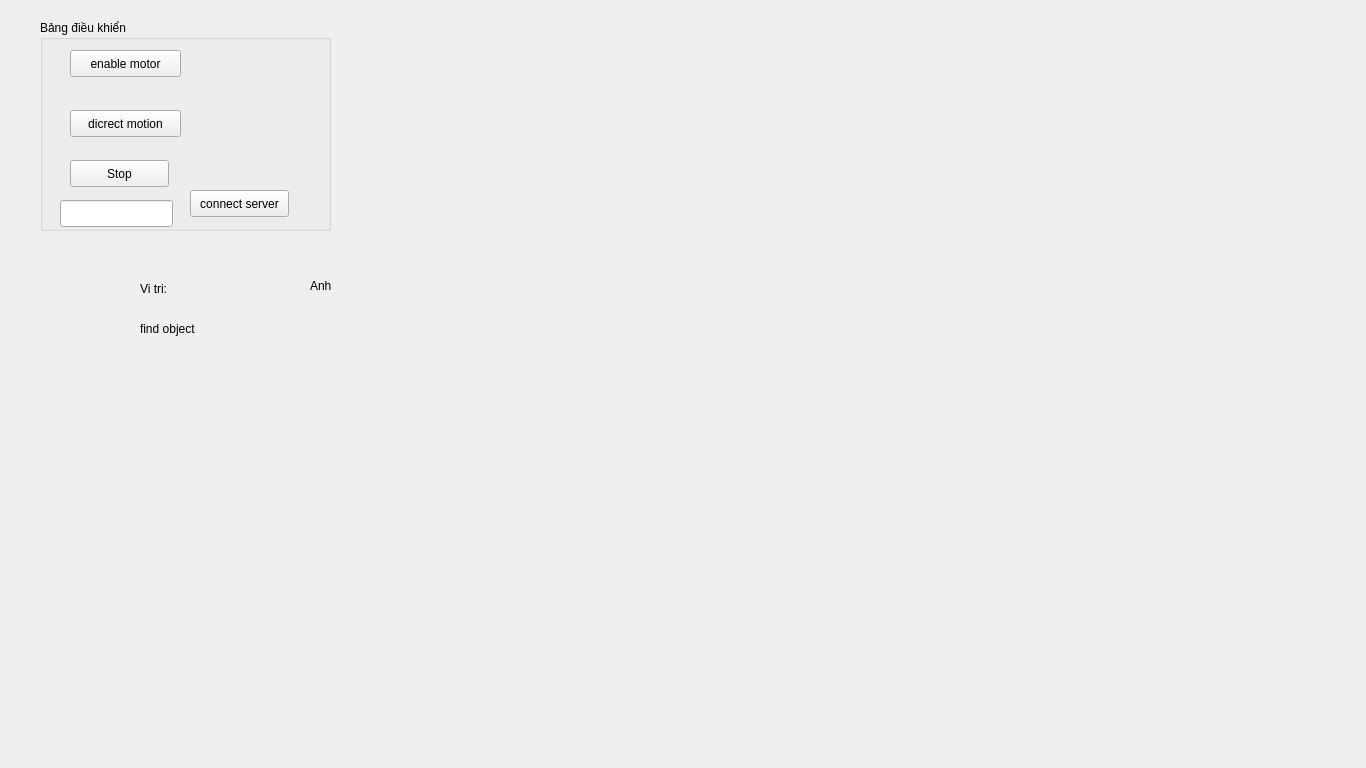
First picture: the form in RobotController/mainwindow.ui, repository quoioln/my-thesis, before the edit.
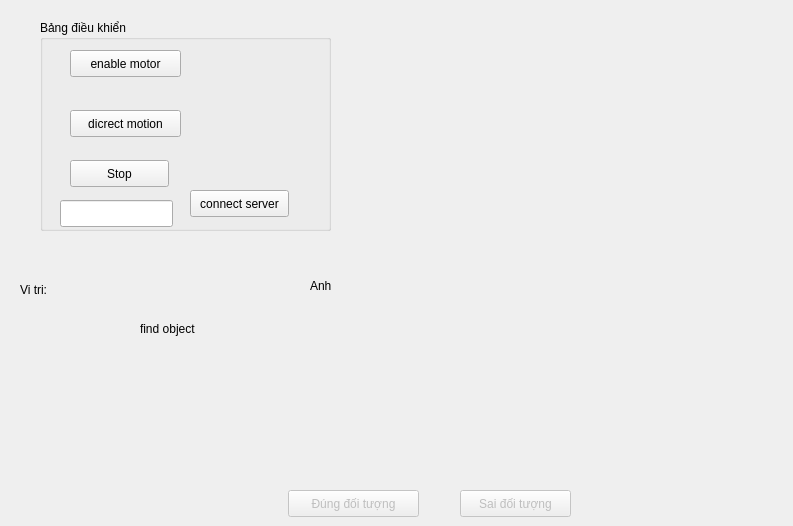
Second picture: the form after the edit.

The edit to the form file:
```diff
--- a/RobotController/mainwindow.ui
+++ b/RobotController/mainwindow.ui
@@ -6,8 +6,8 @@
    <rect>
     <x>0</x>
     <y>0</y>
-    <width>1366</width>
-    <height>768</height>
+    <width>793</width>
+    <height>526</height>
    </rect>
   </property>
   <property name="windowTitle">
@@ -105,10 +105,10 @@
    <widget class="QLabel" name="lblPose">
     <property name="geometry">
      <rect>
-      <x>140</x>
+      <x>20</x>
       <y>280</y>
-      <width>121</width>
-      <height>17</height>
+      <width>241</width>
+      <height>20</height>
      </rect>
     </property>
     <property name="text">
@@ -128,6 +128,38 @@
      <string>Anh</string>
     </property>
    </widget>
+   <widget class="QPushButton" name="btnTrue">
+    <property name="enabled">
+     <bool>false</bool>
+    </property>
+    <property name="geometry">
+     <rect>
+      <x>288</x>
+      <y>490</y>
+      <width>131</width>
+      <height>27</height>
+     </rect>
+    </property>
+    <property name="text">
+     <string>Đúng đối tượng</string>
+    </property>
+   </widget>
+   <widget class="QPushButton" name="btnFalse">
+    <property name="enabled">
+     <bool>false</bool>
+    </property>
+    <property name="geometry">
+     <rect>
+      <x>460</x>
+      <y>490</y>
+      <width>111</width>
+      <height>27</height>
+     </rect>
+    </property>
+    <property name="text">
+     <string>Sai đối tượng</string>
+    </property>
+   </widget>
   </widget>
  </widget>
  <layoutdefault spacing="6" margin="11"/>
```
